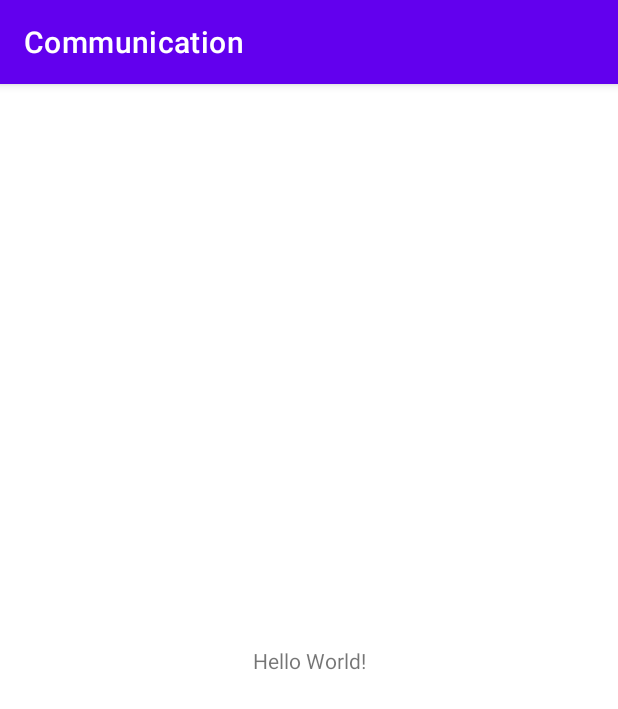
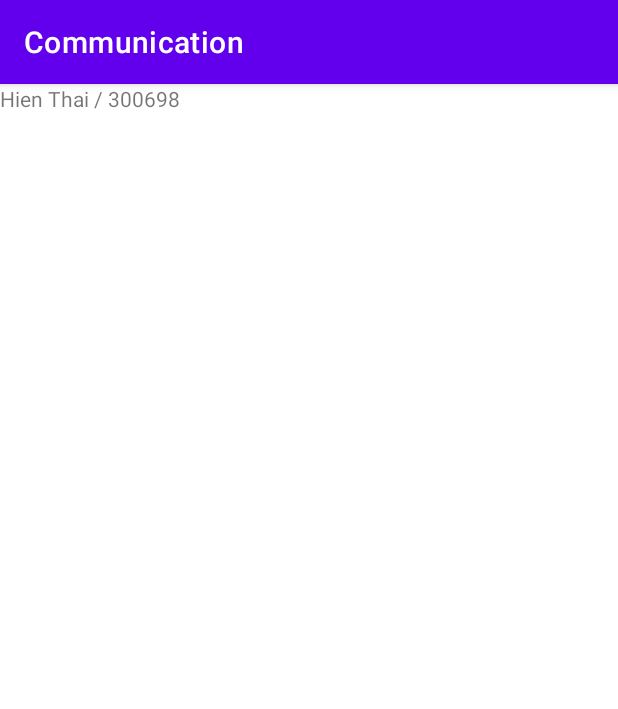
Before and after one commit to ThaiXuanHien/Communication, an Android app: the screen it shows after launch (MainActivity), on a phone screen of 412 x 824 dp. Shown: the top 709 px of the screen. Run offline under Robolectric (Android 15) with nearby library versions, the phone set to English and light mode, and no system bars.

Commit message:
Send Data to a New Fragment with a Factory Method

```diff
--- a/app/build.gradle
+++ b/app/build.gradle
@@ -33,6 +33,7 @@ dependencies {
     implementation 'androidx.appcompat:appcompat:1.3.0'
     implementation 'com.google.android.material:material:1.3.0'
     implementation 'androidx.constraintlayout:constraintlayout:2.0.4'
+    implementation 'androidx.legacy:legacy-support-v4:1.0.0'
     testImplementation 'junit:junit:4.+'
     androidTestImplementation 'androidx.test.ext:junit:1.1.2'
     androidTestImplementation 'androidx.test.espresso:espresso-core:3.3.0'
--- /dev/null
+++ b/app/src/main/java/com/hienthai/communication/FragmentA.java
@@ -0,0 +1,74 @@
+package com.hienthai.communication;
+
+import android.os.Bundle;
+
+import androidx.fragment.app.Fragment;
+
+import android.view.LayoutInflater;
+import android.view.View;
+import android.view.ViewGroup;
+import android.widget.TextView;
+
+/**
+ * A simple {@link Fragment} subclass.
+ * Use the {@link FragmentA#newInstance} factory method to
+ * create an instance of this fragment.
+ */
+public class FragmentA extends Fragment {
+
+    // TODO: Rename parameter arguments, choose names that match
+    // the fragment initialization parameters, e.g. ARG_ITEM_NUMBER
+    private static final String ARG_PARAM1 = "param1";
+    private static final String ARG_PARAM2 = "param2";
+
+    // TODO: Rename and change types of parameters
+    private String mParam1;
+    private String mParam2;
+
+    TextView txtContentFrmA;
+
+    public FragmentA() {
+        // Required empty public constructor
+    }
+
+    /**
+     * Use this factory method to create a new instance of
+     * this fragment using the provided parameters.
+     *
+     * @param param1 Parameter 1.
+     * @param param2 Parameter 2.
+     * @return A new instance of fragment FragmentA.
+     */
+    // TODO: Rename and change types and number of parameters
+    public static FragmentA newInstance(String param1, String param2) {
+        FragmentA fragment = new FragmentA();
+        Bundle args = new Bundle();
+        args.putString(ARG_PARAM1, param1);
+        args.putString(ARG_PARAM2, param2);
+        fragment.setArguments(args);
+        return fragment;
+    }
+
+    @Override
+    public void onCreate(Bundle savedInstanceState) {
+        super.onCreate(savedInstanceState);
+        if (getArguments() != null) {
+            mParam1 = getArguments().getString(ARG_PARAM1);
+            mParam2 = getArguments().getString(ARG_PARAM2);
+        }
+    }
+
+    @Override
+    public View onCreateView(LayoutInflater inflater, ViewGroup container,
+                             Bundle savedInstanceState) {
+        // Inflate the layout for this fragment
+
+
+        View view = inflater.inflate(R.layout.fragment_a, container, false);
+        txtContentFrmA = view.findViewById(R.id.txtContentFrmA);
+
+        txtContentFrmA.setText(mParam1 + " / " + mParam2);
+
+        return view;
+    }
+}
--- a/app/src/main/java/com/hienthai/communication/MainActivity.java
+++ b/app/src/main/java/com/hienthai/communication/MainActivity.java
@@ -10,5 +10,7 @@ public class MainActivity extends AppCompatActivity {
     protected void onCreate(Bundle savedInstanceState) {
         super.onCreate(savedInstanceState);
         setContentView(R.layout.activity_main);
+        FragmentA fragmentA = FragmentA.newInstance("Hien Thai", "300698");
+        getSupportFragmentManager().beginTransaction().replace(R.id.container, fragmentA).commit();
     }
 }
--- a/app/src/main/res/layout/activity_main.xml
+++ b/app/src/main/res/layout/activity_main.xml
@@ -1,18 +1,11 @@
 <?xml version="1.0" encoding="utf-8"?>
-<androidx.constraintlayout.widget.ConstraintLayout xmlns:android="http://schemas.android.com/apk/res/android"
+<FrameLayout xmlns:android="http://schemas.android.com/apk/res/android"
     xmlns:app="http://schemas.android.com/apk/res-auto"
     xmlns:tools="http://schemas.android.com/tools"
+    android:id="@+id/container"
     android:layout_width="match_parent"
     android:layout_height="match_parent"
     tools:context=".MainActivity">
 
-    <TextView
-        android:layout_width="wrap_content"
-        android:layout_height="wrap_content"
-        android:text="Hello World!"
-        app:layout_constraintBottom_toBottomOf="parent"
-        app:layout_constraintLeft_toLeftOf="parent"
-        app:layout_constraintRight_toRightOf="parent"
-        app:layout_constraintTop_toTopOf="parent" />
 
-</androidx.constraintlayout.widget.ConstraintLayout>
+</FrameLayout>
--- /dev/null
+++ b/app/src/main/res/layout/fragment_a.xml
@@ -0,0 +1,15 @@
+<?xml version="1.0" encoding="utf-8"?>
+<FrameLayout xmlns:android="http://schemas.android.com/apk/res/android"
+    xmlns:tools="http://schemas.android.com/tools"
+    android:layout_width="match_parent"
+    android:layout_height="match_parent"
+    tools:context=".FragmentA">
+
+    <!-- TODO: Update blank fragment layout -->
+    <TextView
+        android:id="@+id/txtContentFrmA"
+        android:layout_width="match_parent"
+        android:layout_height="match_parent"
+        android:text="@string/hello_blank_fragment" />
+
+</FrameLayout>
--- a/app/src/main/res/values/strings.xml
+++ b/app/src/main/res/values/strings.xml
@@ -1,3 +1,5 @@
 <resources>
     <string name="app_name">Communication</string>
+    <!-- TODO: Remove or change this placeholder text -->
+    <string name="hello_blank_fragment">Hello blank fragment</string>
 </resources>
```
